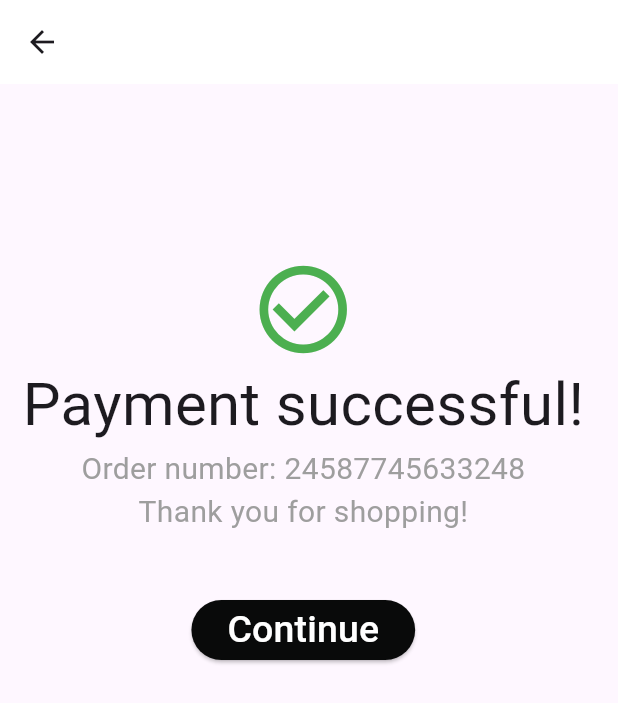
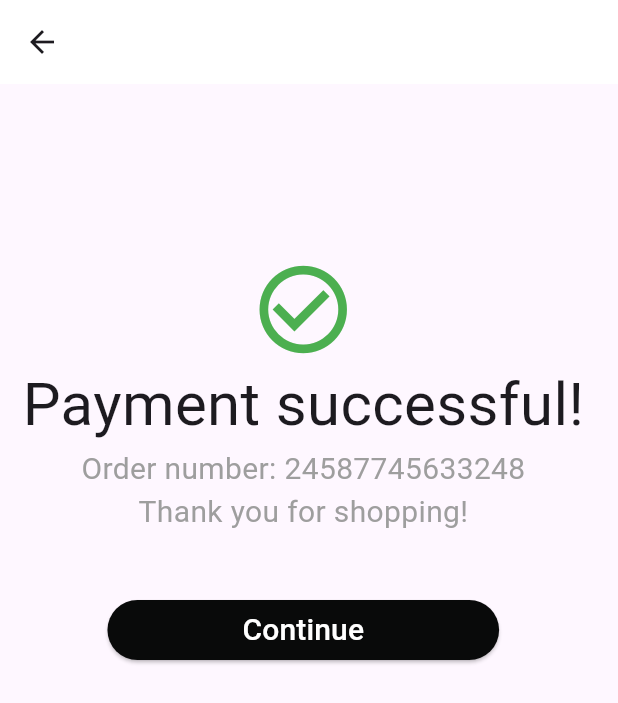
Before and after one commit to raji2004/sen331_project, a Flutter app: the Checkout screen opened directly, after a tap on "Pay", on a phone screen of 412 x 824 dp. Shown: the top 703 px of the screen. Run offline on Flutter 3.47's test engine with Material 3 defaults, Android fonts, the phone set to English and light mode, and no system bars; our stand-ins replace pin_code_fields.

Commit message:
payment page edited

```diff
--- a/lib/pages/checkout_page.dart
+++ b/lib/pages/checkout_page.dart
@@ -67,7 +67,10 @@ class Checkout extends StatelessWidget {
               ),
               const SizedBox(height: 20.0,),
               ElevatedButton(
-                style: const ButtonStyle(backgroundColor: MaterialStatePropertyAll(Primary.black), foregroundColor: MaterialStatePropertyAll(Primary.white)),
+                style: const ButtonStyle(
+                  backgroundColor: MaterialStatePropertyAll(Primary.black), foregroundColor: MaterialStatePropertyAll(Primary.white),
+                  padding: MaterialStatePropertyAll(EdgeInsets.symmetric(horizontal: 90)),
+                ),
                 onPressed:() {
                   Navigator.push(
                     context,
@@ -76,7 +79,7 @@ class Checkout extends StatelessWidget {
                     ),
                   );
                 },
-                child: const Text('Pay', style: TextStyle(fontSize: 27.0),)
+                child: const Text('Pay',style: TextStyle(fontSize: 20),),
               ),
             ],
           ),
--- a/lib/pages/payment_page.dart
+++ b/lib/pages/payment_page.dart
@@ -20,12 +20,15 @@ class Payment extends StatelessWidget {
             const Text('Thank you for shopping!', style: TextStyle(color: Colors.grey,fontSize: 20)),
             const SizedBox(height: 40.0),
             ElevatedButton(
-              style: const ButtonStyle(backgroundColor: MaterialStatePropertyAll(Primary.black), foregroundColor: MaterialStatePropertyAll(Primary.white),),
+              style: const ButtonStyle(
+                backgroundColor: MaterialStatePropertyAll(Primary.black), foregroundColor: MaterialStatePropertyAll(Primary.white),
+                padding: MaterialStatePropertyAll(EdgeInsets.symmetric(horizontal: 90)),
+              ),
               onPressed: () {
                 Navigator.pop(context);
                 Navigator.pop(context);
               },
-              child: const Text('Continue', style: TextStyle(fontSize: 25),),
+              child: const Text('Continue', style: TextStyle(fontSize: 20),),
             ),
           ]
         ),
```
Also changed, not shown: lib/pages/cart_page.dart (+8 -4 lines).
